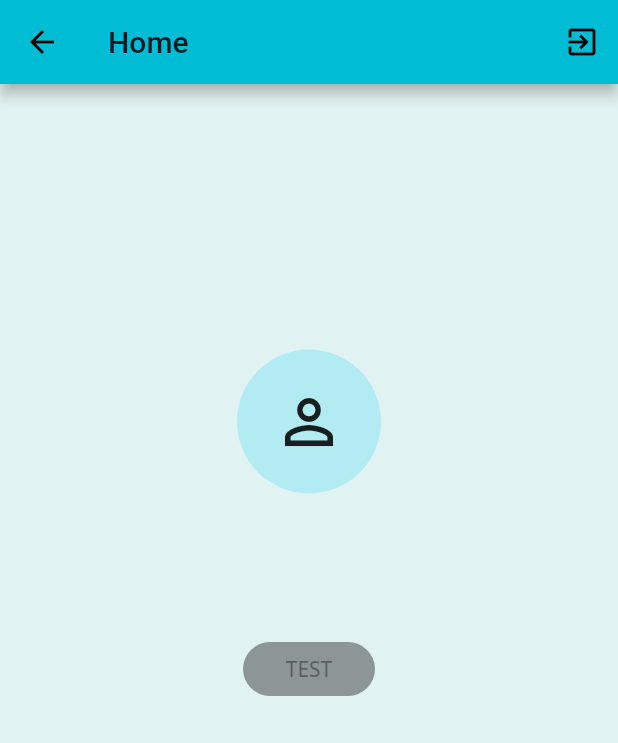
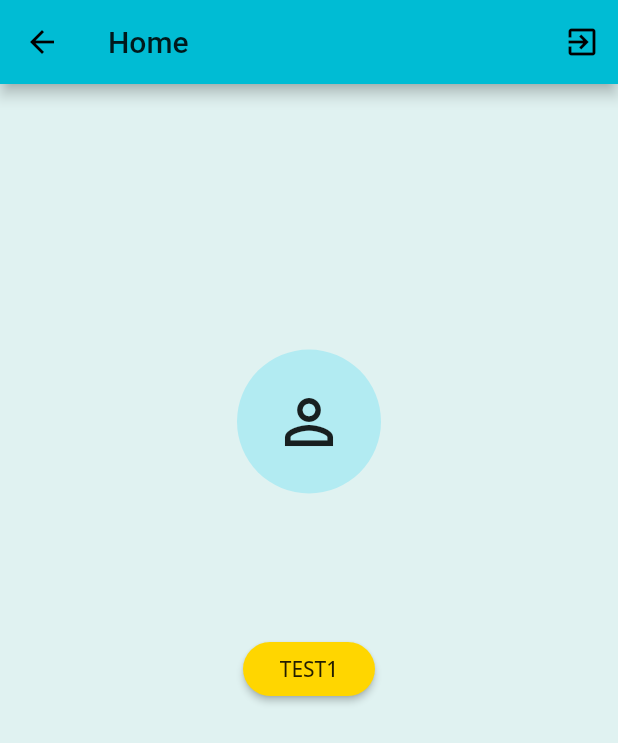
Before and after one commit to davidmitchelperry/gale, a Flutter app: the HomePage screen opened directly, on a phone screen of 412 x 824 dp. Shown: the top 743 px of the screen. Run offline on Flutter 3.47's test engine with Material 2 defaults, Android fonts, the phone set to English and light mode, and no system bars; our stand-ins replace bloc, cloud_firestore, equatable, firebase_auth, firebase_core, flutter_bloc and 4 more; missing offline and left inert: pedantic; accounts and stored records are empty.

```diff
--- a/lib/authentication/bloc/authentication_state.dart
+++ b/lib/authentication/bloc/authentication_state.dart
@@ -1,4 +1,9 @@
 part of 'authentication_bloc.dart';
+
+// DMP - TODO: Change these individual states to different classes. I think
+//             this is better b/c it allows states to have their own
+//             methods, fields, etc. Also, AuthenticationState should be a
+//             abstract class that these individual states implement
 
 enum AuthenticationStatus { authenticated, unauthenticated, unknown }
 
--- a/lib/home/view/home_page.dart
+++ b/lib/home/view/home_page.dart
@@ -2,6 +2,8 @@ import 'package:flutter/material.dart';
 import 'package:flutter_bloc/flutter_bloc.dart';
 import 'package:gale/authentication/authentication.dart';
 import 'package:gale/home/home.dart';
+import 'package:gale/todos/todos.dart';
+import 'package:todos_repository/todos_repository.dart';
 
 class HomePage extends StatelessWidget {
   static Route route() {
@@ -38,11 +40,14 @@ class HomePage extends StatelessWidget {
             SizedBox(height: 25),
             RaisedButton(
               key: const Key('test_raisedButton'),
-              child: const Text('TEST'),
+              child: const Text('TEST1'),
               shape: RoundedRectangleBorder(
                 borderRadius: BorderRadius.circular(30.0),
               ),
               color: const Color(0xFFFFD600),
+              onPressed: () => context
+                  .read<TodosBloc>()
+                  .add(AddTodo(Todo('test task 2'))),
             ),
           ],
         ),
--- a/lib/main.dart
+++ b/lib/main.dart
@@ -6,11 +6,15 @@ import 'package:flutter/widgets.dart';
 import 'package:firebase_core/firebase_core.dart';
 import 'package:gale/app.dart';
 import 'package:gale/simple_bloc_observer.dart';
+import 'package:todos_repository/todos_repository.dart';
 
 void main() async {
   WidgetsFlutterBinding.ensureInitialized();
   await Firebase.initializeApp();
   EquatableConfig.stringify = kDebugMode;
   Bloc.observer = SimpleBlocObserver();
-  runApp(App(authenticationRepository: AuthenticationRepository()));
+  runApp(App(
+      authenticationRepository: AuthenticationRepository(),
+      todosRepository: FirebaseTodosRepository(),
+  ));
 }
--- a/packages/todos_repository/lib/src/firebase_todos_repository.dart
+++ b/packages/todos_repository/lib/src/firebase_todos_repository.dart
@@ -9,6 +9,7 @@ import 'package:todos_repository/todos_repository.dart';
 import 'entities/entities.dart';
 
 class FirebaseTodosRepository implements TodosRepository {
+
   final todoCollection = FirebaseFirestore.instance.collection('todos');
 
   @override
--- a/pubspec.yaml
+++ b/pubspec.yaml
@@ -33,6 +33,8 @@ dependencies:
   pedantic: ^1.9.0
   authentication_repository:
     path: packages/authentication_repository
+  todos_repository:
+    path: packages/todos_repository
   # The following adds the Cupertino Icons font to your application.
   # Use with the CupertinoIcons class for iOS style icons.
   cupertino_icons: ^1.0.1
```
Also changed, not shown: lib/app.dart (+48 -7 lines), pubspec.lock, 1 other file.
